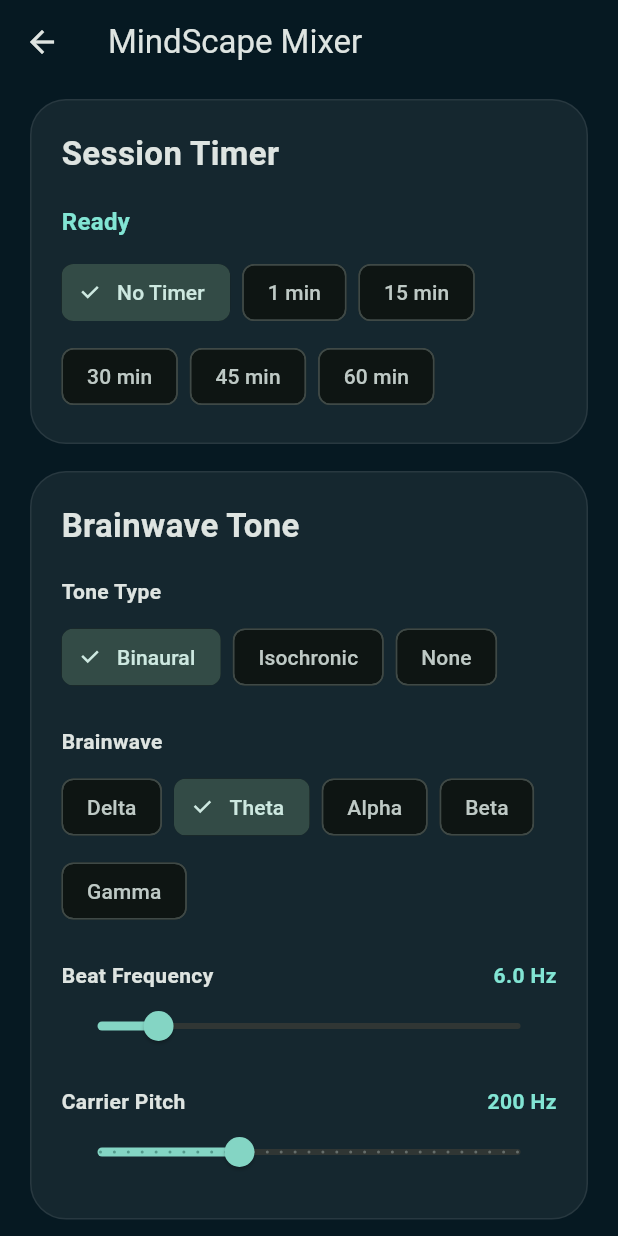
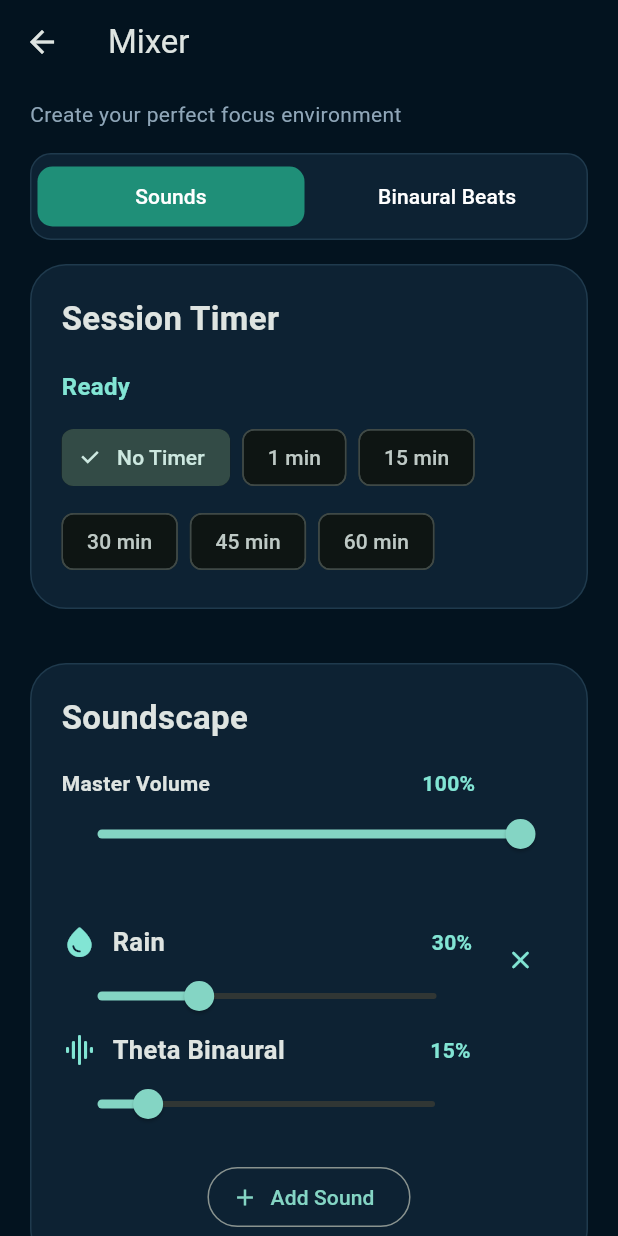
Before and after one commit to bstrand069-stack/mindscape, a Flutter app: the MixerScreen screen opened directly, on a phone screen of 412 x 824 dp. Run offline on Flutter 3.47's test engine with Material 3 defaults, Android fonts, the phone set to English and light mode, and no system bars; our stand-ins replace just_audio.

Commit message:
Add mixer tabs and blueprint styling

```diff
--- a/lib/screens/mixer_screen.dart
+++ b/lib/screens/mixer_screen.dart
@@ -24,6 +24,7 @@ class _MixerScreenState extends State<MixerScreen> {
   bool loading = true;
   bool playing = false;
   bool toneUpdating = false;
+  bool showBinauralTab = false;
   String? audioError;
 
   String toneType = 'Binaural';
@@ -554,10 +555,10 @@ class _MixerScreenState extends State<MixerScreen> {
   @override
   Widget build(BuildContext context) {
     return Scaffold(
-      backgroundColor: const Color(0xFF061922),
+      backgroundColor: const Color(0xFF03131F),
       appBar: AppBar(
         backgroundColor: Colors.transparent,
-        title: const Text('MindScape Mixer'),
+        title: const Text('Mixer'),
       ),
       body: SafeArea(
         child: SingleChildScrollView(
@@ -565,6 +566,70 @@ class _MixerScreenState extends State<MixerScreen> {
           child: Column(
             crossAxisAlignment: CrossAxisAlignment.stretch,
             children: [
+              const Align(
+                alignment: Alignment.centerLeft,
+                child: Text(
+                  'Create your perfect focus environment',
+                  style: TextStyle(fontSize: 14, color: Color(0xFF8FA6B8)),
+                ),
+              ),
+
+              const SizedBox(height: 16),
+
+              Container(
+                padding: const EdgeInsets.all(4),
+                decoration: BoxDecoration(
+                  color: const Color(0xFF0D2233),
+                  borderRadius: BorderRadius.circular(14),
+                  border: Border.all(color: const Color(0xFF1F3A4D)),
+                ),
+                child: Row(
+                  children: [
+                    Expanded(
+                      child: FilledButton(
+                        onPressed: () {
+                          setState(() {
+                            showBinauralTab = false;
+                          });
+                        },
+                        style: FilledButton.styleFrom(
+                          backgroundColor: showBinauralTab
+                              ? Colors.transparent
+                              : const Color(0xFF1F8F78),
+                          foregroundColor: Colors.white,
+                          shape: RoundedRectangleBorder(
+                            borderRadius: BorderRadius.circular(10),
+                          ),
+                        ),
+                        child: const Text('Sounds'),
+                      ),
+                    ),
+                    const SizedBox(width: 6),
+                    Expanded(
+                      child: FilledButton(
+                        onPressed: () {
+                          setState(() {
+                            showBinauralTab = true;
+                          });
+                        },
+                        style: FilledButton.styleFrom(
+                          backgroundColor: showBinauralTab
+                              ? const Color(0xFF1F8F78)
+                              : Colors.transparent,
+                          foregroundColor: Colors.white,
+                          shape: RoundedRectangleBorder(
+                            borderRadius: BorderRadius.circular(10),
+                          ),
+                        ),
+                        child: const Text('Binaural Beats'),
+                      ),
+                    ),
+                  ],
+                ),
+              ),
+
+              const SizedBox(height: 16),
+
               _sectionCard(
                 title: 'Session Timer',
                 child: Column(
@@ -651,6 +716,7 @@ class _MixerScreenState extends State<MixerScreen> {
                 ),
               ),
               const SizedBox(height: 18),
+              if (showBinauralTab)
                 _sectionCard(
                   title: 'Brainwave Tone',
                   child: Column(
@@ -766,7 +832,9 @@ class _MixerScreenState extends State<MixerScreen> {
                               SizedBox(
                                 width: 16,
                                 height: 16,
-                              child: CircularProgressIndicator(strokeWidth: 2),
+                                child: CircularProgressIndicator(
+                                  strokeWidth: 2,
+                                ),
                               ),
                               SizedBox(width: 10),
                               Text(
@@ -780,6 +848,7 @@ class _MixerScreenState extends State<MixerScreen> {
                   ),
                 ),
               const SizedBox(height: 18),
+              if (!showBinauralTab)
                 _sectionCard(
                   title: 'Soundscape',
                   child: Column(
@@ -951,9 +1020,9 @@ class _MixerScreenState extends State<MixerScreen> {
     return Container(
       padding: const EdgeInsets.all(20),
       decoration: BoxDecoration(
-        color: Colors.white.withValues(alpha: 0.06),
+        color: const Color(0xFF0D2233),
         borderRadius: BorderRadius.circular(24),
-        border: Border.all(color: Colors.white.withValues(alpha: 0.08)),
+        border: Border.all(color: const Color(0xFF1F3A4D)),
       ),
       child: Column(
         crossAxisAlignment: CrossAxisAlignment.start,
```
Lines whose indentation alone changed are shown as unchanged.
